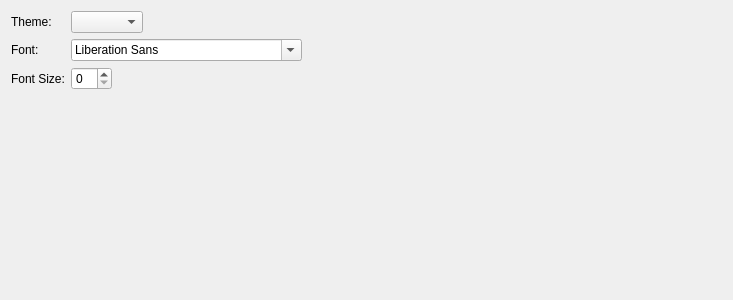
Before: the Qt Designer form RedPandaIDE/settingsdialog/environmentappearencewidget.ui in royqh1979/RedPanda-CPP, drawn with Qt 5.
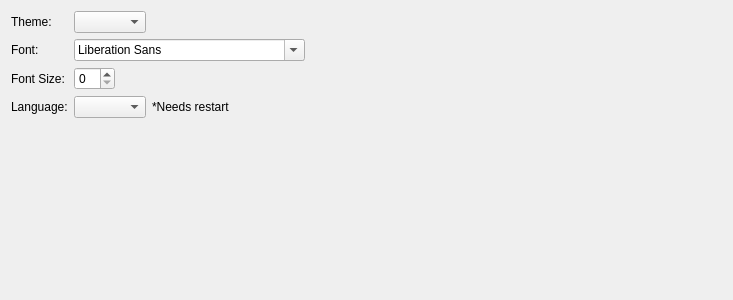
After: the same form once the commit is applied.

```diff
--- a/RedPandaIDE/settingsdialog/environmentappearencewidget.ui
+++ b/RedPandaIDE/settingsdialog/environmentappearencewidget.ui
@@ -14,54 +14,6 @@
    <string>Form</string>
   </property>
   <layout class="QGridLayout" name="gridLayout">
-   <item row="1" column="1">
-    <widget class="QWidget" name="widget_2" native="true">
-     <layout class="QHBoxLayout" name="horizontalLayout_2">
-      <property name="leftMargin">
-       <number>0</number>
-      </property>
-      <property name="topMargin">
-       <number>0</number>
-      </property>
-      <property name="rightMargin">
-       <number>0</number>
-      </property>
-      <property name="bottomMargin">
-       <number>0</number>
-      </property>
-      <item>
-       <widget class="QFontComboBox" name="cbFont"/>
-      </item>
-      <item>
-       <spacer name="horizontalSpacer_2">
-        <property name="orientation">
-         <enum>Qt::Horizontal</enum>
-        </property>
-        <property name="sizeHint" stdset="0">
-         <size>
-          <width>40</width>
-          <height>20</height>
-         </size>
-        </property>
-       </spacer>
-      </item>
-     </layout>
-    </widget>
-   </item>
-   <item row="0" column="0">
-    <widget class="QLabel" name="label">
-     <property name="text">
-      <string>Theme:</string>
-     </property>
-    </widget>
-   </item>
-   <item row="1" column="0">
-    <widget class="QLabel" name="label_2">
-     <property name="text">
-      <string>Font:</string>
-     </property>
-    </widget>
-   </item>
    <item row="2" column="0">
     <widget class="QLabel" name="label_3">
      <property name="text">
@@ -69,7 +21,7 @@
      </property>
     </widget>
    </item>
-   <item row="3" column="0">
+   <item row="5" column="0">
     <spacer name="verticalSpacer">
      <property name="orientation">
       <enum>Qt::Vertical</enum>
@@ -82,7 +34,21 @@
      </property>
     </spacer>
    </item>
-   <item row="0" column="1">
+   <item row="0" column="0">
+    <widget class="QLabel" name="label">
+     <property name="text">
+      <string>Theme:</string>
+     </property>
+    </widget>
+   </item>
+   <item row="1" column="0">
+    <widget class="QLabel" name="label_2">
+     <property name="text">
+      <string>Font:</string>
+     </property>
+    </widget>
+   </item>
+   <item row="0" column="2">
     <widget class="QWidget" name="widget" native="true">
      <layout class="QHBoxLayout" name="horizontalLayout">
       <property name="leftMargin">
@@ -116,7 +82,41 @@
      </layout>
     </widget>
    </item>
-   <item row="2" column="1">
+   <item row="1" column="2">
+    <widget class="QWidget" name="widget_2" native="true">
+     <layout class="QHBoxLayout" name="horizontalLayout_2">
+      <property name="leftMargin">
+       <number>0</number>
+      </property>
+      <property name="topMargin">
+       <number>0</number>
+      </property>
+      <property name="rightMargin">
+       <number>0</number>
+      </property>
+      <property name="bottomMargin">
+       <number>0</number>
+      </property>
+      <item>
+       <widget class="QFontComboBox" name="cbFont"/>
+      </item>
+      <item>
+       <spacer name="horizontalSpacer_2">
+        <property name="orientation">
+         <enum>Qt::Horizontal</enum>
+        </property>
+        <property name="sizeHint" stdset="0">
+         <size>
+          <width>40</width>
+          <height>20</height>
+         </size>
+        </property>
+       </spacer>
+      </item>
+     </layout>
+    </widget>
+   </item>
+   <item row="2" column="2">
     <widget class="QWidget" name="widget_3" native="true">
      <layout class="QHBoxLayout" name="horizontalLayout_3">
       <property name="leftMargin">
@@ -150,6 +150,54 @@
      </layout>
     </widget>
    </item>
+   <item row="3" column="0">
+    <widget class="QLabel" name="label_4">
+     <property name="text">
+      <string>Language:</string>
+     </property>
+    </widget>
+   </item>
+   <item row="3" column="2">
+    <widget class="QWidget" name="widget_4" native="true">
+     <layout class="QHBoxLayout" name="horizontalLayout_4">
+      <property name="leftMargin">
+       <number>0</number>
+      </property>
+      <property name="topMargin">
+       <number>0</number>
+      </property>
+      <property name="rightMargin">
+       <number>0</number>
+      </property>
+      <property name="bottomMargin">
+       <number>0</number>
+      </property>
+      <item>
+       <widget class="QComboBox" name="cbLanguage"/>
+      </item>
+      <item>
+       <widget class="QLabel" name="label_5">
+        <property name="text">
+         <string>*Needs restart</string>
+        </property>
+       </widget>
+      </item>
+      <item>
+       <spacer name="horizontalSpacer_4">
+        <property name="orientation">
+         <enum>Qt::Horizontal</enum>
+        </property>
+        <property name="sizeHint" stdset="0">
+         <size>
+          <width>40</width>
+          <height>20</height>
+         </size>
+        </property>
+       </spacer>
+      </item>
+     </layout>
+    </widget>
+   </item>
   </layout>
  </widget>
  <resources/>
```
